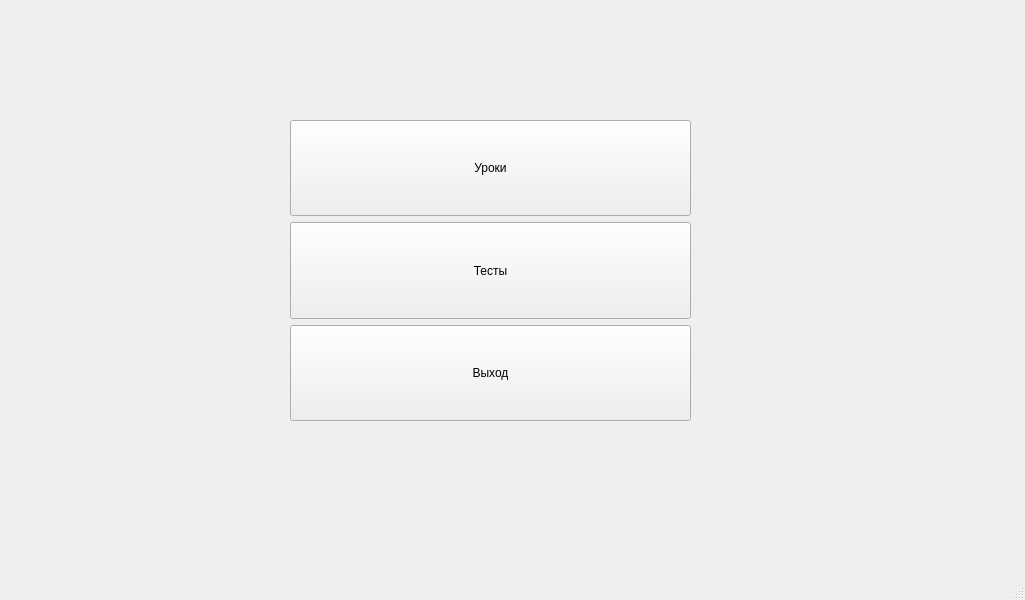
saHyok/School_Project, file ui/Start_Window.ui: the form before one commit.
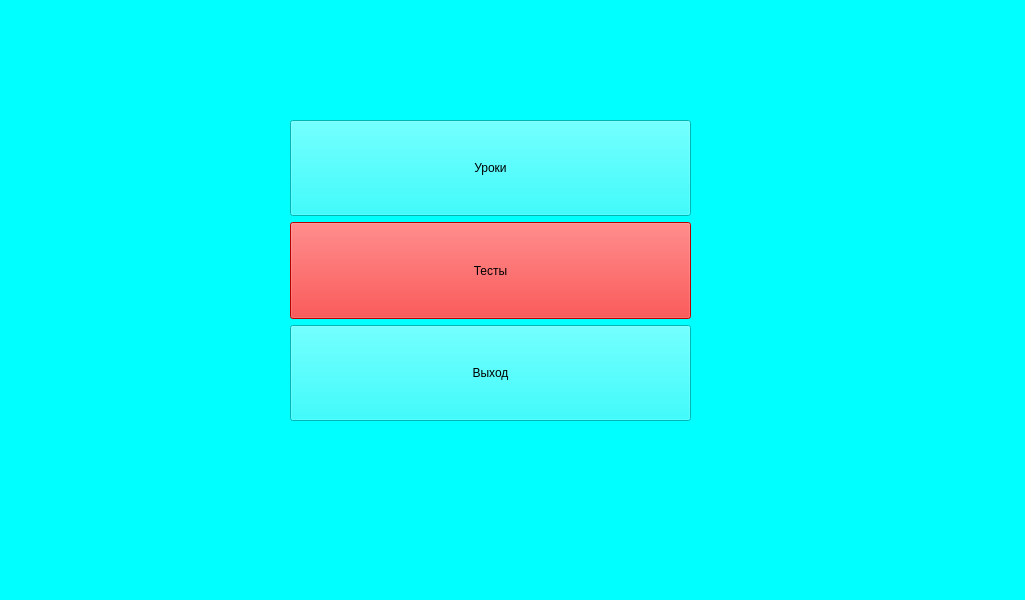
The form after the commit.

What changed in the file:
```diff
--- a/ui/Start_Window.ui
+++ b/ui/Start_Window.ui
@@ -13,8 +13,11 @@
   <property name="windowTitle">
    <string>MainWindow</string>
   </property>
+  <property name="styleSheet">
+   <string notr="true">background-color: rgb(0, 255, 255);</string>
+  </property>
   <widget class="QWidget" name="centralwidget">
-   <widget class="QWidget" name="">
+   <widget class="QWidget" name="layoutWidget">
     <property name="geometry">
      <rect>
       <x>290</x>
@@ -48,6 +51,9 @@
          <verstretch>0</verstretch>
         </sizepolicy>
        </property>
+       <property name="styleSheet">
+        <string notr="true">background-color: rgb(255, 0, 0);</string>
+       </property>
        <property name="text">
         <string>Тесты</string>
        </property>
```
